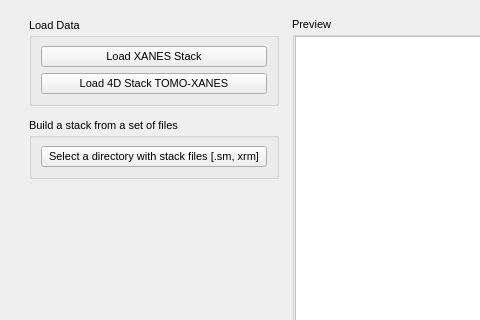
This is mantis_xray/pageloaddata.ui in mlerotic/spectromicroscopy as Qt 5 draws it before an edit; both pictures show x 0 to 480 and y 0 to 320 of the 1024 by 880 pixel window. The edited form follows.
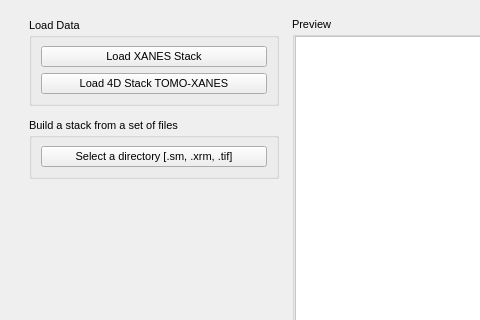
This is the edited form. Icons and pictures are not drawn. Custom widgets are drawn as their Qt base class.

Commit message: Stack builder reads (previously exported) tif files. Sorting enabled.

```diff
--- a/mantis_xray/pageloaddata.ui
+++ b/mantis_xray/pageloaddata.ui
@@ -169,7 +169,7 @@
                </font>
               </property>
               <property name="text">
-               <string>Select a directory with stack files [.sm, xrm]</string>
+               <string>Select a directory [.sm, .xrm, .tif]</string>
               </property>
              </widget>
             </item>
```
The commit also changes 3 other files.
